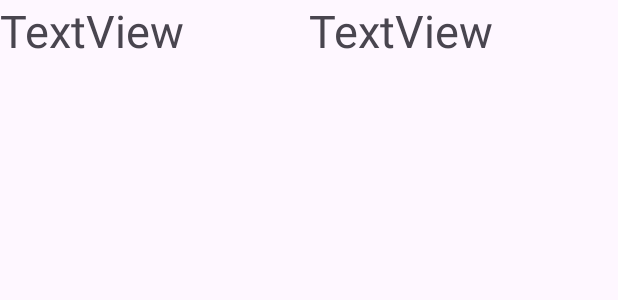
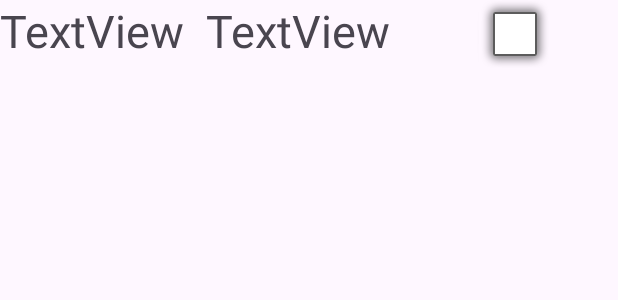
Before and after one commit to mik0war/usersApp, an Android app: the layout item_layout.xml on its own in the app's theme, with its tools: preview values and no code run, on a phone screen of 412 x 824 dp. Shown: the top 300 px of the screen. Run offline under Robolectric (Android 15) with nearby library versions, the phone set to English and light mode, and no system bars; network calls fail.

Commit message:
Add user image

```diff
--- a/app/build.gradle.kts
+++ b/app/build.gradle.kts
@@ -52,4 +52,6 @@ dependencies {
 
     implementation("com.squareup.retrofit2:converter-gson:2.11.0")
     implementation("com.squareup.retrofit2:retrofit:2.11.0")
+
+    implementation("com.squareup.picasso:picasso:2.8")
 }
--- a/app/src/main/java/ru/mik0war/flaskapp/ListActivity.kt
+++ b/app/src/main/java/ru/mik0war/flaskapp/ListActivity.kt
@@ -38,7 +38,7 @@ class ListActivity : AppCompatActivity() {
         GlobalScope.launch(Dispatchers.Main) {
 
             val retrofit = Retrofit.Builder()
-                .baseUrl("http://192.168.2.110:5000")
+                .baseUrl("http://192.168.1.9:5000")
                 .addConverterFactory(GsonConverterFactory.create())
                 .build()
 
--- a/app/src/main/java/ru/mik0war/flaskapp/MainActivity.kt
+++ b/app/src/main/java/ru/mik0war/flaskapp/MainActivity.kt
@@ -37,7 +37,7 @@ class MainActivity : AppCompatActivity() {
             val pass = binding.editTextText2.text.toString()
 
             val retrofit = Retrofit.Builder()
-                .baseUrl("http://192.168.2.110:5000")
+                .baseUrl("http://192.168.1.9:5000")
                 .addConverterFactory(GsonConverterFactory.create())
                 .build()
 
@@ -46,7 +46,7 @@ class MainActivity : AppCompatActivity() {
             GlobalScope.launch(Dispatchers.Main) {
                 try {
                     withContext(Dispatchers.IO) {
-                        service.createUser(UserData(login, pass))
+                        service.createUser(UserData(login, pass, "/uploads/СДО.PNG"))
                     }
 
                     binding.editTextText.text.clear()
--- a/app/src/main/java/ru/mik0war/flaskapp/UserData.kt
+++ b/app/src/main/java/ru/mik0war/flaskapp/UserData.kt
@@ -1,7 +1,10 @@
 package ru.mik0war.flaskapp
+
+import com.google.gson.annotations.SerializedName
 
 data class UserData(
     val login: String,
     val password: String,
-
+    @SerializedName("image_url")
+    val link: String
 )
--- a/app/src/main/java/ru/mik0war/flaskapp/UsersListAdapter.kt
+++ b/app/src/main/java/ru/mik0war/flaskapp/UsersListAdapter.kt
@@ -3,6 +3,7 @@ package ru.mik0war.flaskapp
 import android.view.LayoutInflater
 import android.view.ViewGroup
 import androidx.recyclerview.widget.RecyclerView
+import com.squareup.picasso.Picasso
 import ru.mik0war.flaskapp.databinding.ItemLayoutBinding
 
 class UsersListAdapter(
@@ -36,6 +37,10 @@ class UsersListViewHolder(
     fun bind(userData: UserData){
         binding.loginView.text = userData.login
         binding.passView.text = userData.password
+
+        Picasso.get()
+            .load("http://192.168.1.9:5000" + userData.link)
+            .into(binding.imageView)
     }
 
 }
--- a/app/src/main/res/layout/item_layout.xml
+++ b/app/src/main/res/layout/item_layout.xml
@@ -1,5 +1,6 @@
 <?xml version="1.0" encoding="utf-8"?>
 <LinearLayout xmlns:android="http://schemas.android.com/apk/res/android"
+    xmlns:app="http://schemas.android.com/apk/res-auto"
     android:layout_width="match_parent"
     android:layout_height="wrap_content"
     android:orientation="horizontal"
@@ -20,4 +21,11 @@
         android:layout_weight="1"
         android:text="TextView"
         android:textSize="30sp" />
+
+    <ImageView
+        android:id="@+id/imageView"
+        android:layout_width="0dp"
+        android:layout_height="wrap_content"
+        android:layout_weight="1"
+        app:srcCompat="@android:drawable/alert_light_frame" />
 </LinearLayout>
```
